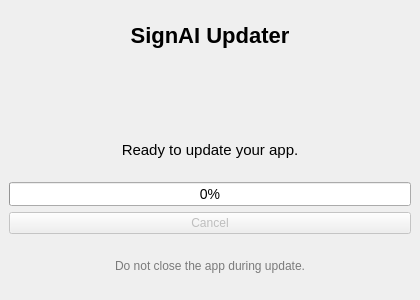
The window that app/updater/updater_app.ui (Stefanos0710/SignAI) describes before a commit, drawn with Qt 5.
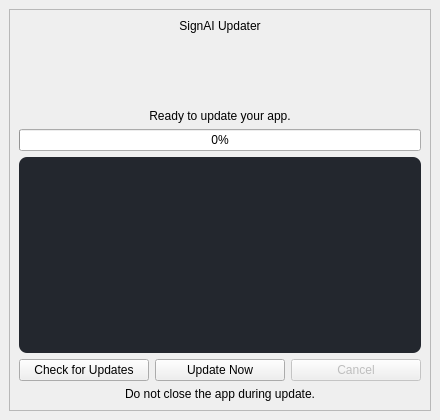
The same window after the commit. Icons and pictures are not drawn.

Commit message:
Revamp updater UI and add process integration
Updated the updater UI for a modern look, added log output and progress bar, and integrated QProcess to run updater.py and display real-time progress and logs. Improved button styling and layout, and enabled cancel functionality.

Patch:
```diff
--- a/app/updater/updater_app.ui
+++ b/app/updater/updater_app.ui
@@ -6,8 +6,8 @@
    <rect>
     <x>0</x>
     <y>0</y>
-    <width>420</width>
-    <height>300</height>
+    <width>440</width>
+    <height>420</height>
    </rect>
   </property>
   <property name="windowTitle">
@@ -16,10 +16,16 @@
   <widget class="QWidget" name="centralwidget">
    <layout class="QVBoxLayout" name="verticalLayout">
     <item>
+     <widget class="QFrame" name="mainFrame">
+      <property name="frameShape">
+       <enum>QFrame::StyledPanel</enum>
+      </property>
+      <property name="frameShadow">
+       <enum>QFrame::Raised</enum>
+      </property>
+      <layout class="QVBoxLayout" name="frameLayout">
+       <item>
      <widget class="QLabel" name="titleLabel">
-      <property name="styleSheet">
-       <string>font-size: 22px; font-weight: bold;</string>
-      </property>
       <property name="text">
        <string>SignAI Updater</string>
       </property>
@@ -32,8 +38,8 @@
      <widget class="QLabel" name="iconLabel">
       <property name="minimumSize">
        <size>
-        <width>48</width>
-        <height>48</height>
+           <width>64</width>
+           <height>64</height>
        </size>
       </property>
       <property name="pixmap">
@@ -46,9 +52,6 @@
     </item>
     <item>
      <widget class="QLabel" name="statusLabel">
-      <property name="styleSheet">
-       <string>font-size: 15px;</string>
-      </property>
       <property name="text">
        <string>Ready to update your app.</string>
       </property>
@@ -59,8 +62,8 @@
     </item>
     <item>
      <widget class="QProgressBar" name="progressBar">
-      <property name="styleSheet">
-       <string>height: 24px; font-size: 14px;</string>
+         <property name="value">
+          <number>0</number>
       </property>
       <property name="minimum">
        <number>0</number>
@@ -76,8 +79,35 @@
       </property>
      </widget>
     </item>
+       <item>
+        <widget class="QTextEdit" name="logText">
+         <property name="readOnly">
+          <bool>true</bool>
+         </property>
+         <property name="minimumHeight">
+          <number>120</number>
+         </property>
+         <property name="styleSheet">
+          <string>background-color: #23272e; color: #e0e0e0; font-size: 13px; border-radius: 8px;</string>
+         </property>
+        </widget>
+       </item>
     <item>
      <layout class="QHBoxLayout" name="buttonLayout">
+         <item>
+          <widget class="QPushButton" name="checkBtn">
+           <property name="text">
+            <string>Check for Updates</string>
+           </property>
+          </widget>
+         </item>
+         <item>
+          <widget class="QPushButton" name="updateBtn">
+           <property name="text">
+            <string>Update Now</string>
+           </property>
+          </widget>
+         </item>
       <item>
        <widget class="QPushButton" name="cancelBtn">
         <property name="enabled">
@@ -92,15 +122,15 @@
     </item>
     <item>
      <widget class="QLabel" name="infoLabel">
-      <property name="styleSheet">
-       <string>font-size: 12px; color: #7a7a7a;</string>
-      </property>
       <property name="text">
        <string>Do not close the app during update.</string>
       </property>
       <property name="alignment">
-       <set>Qt::AlignmentFlag::AlignCenter</set>
-      </property>
+          <set>Qt::AlignCenter</set>
+         </property>
+        </widget>
+       </item>
+      </layout>
      </widget>
     </item>
    </layout>
```
Left out of the diff: 19 changed lines with no effect on the pictures. Lines whose indentation alone changed are shown as unchanged. The commit also changes 2 other files.
